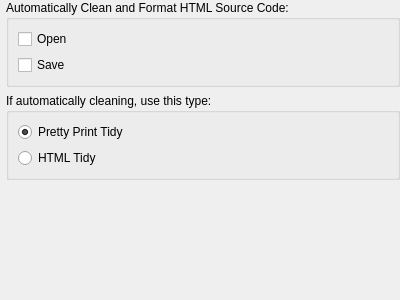
The window that src/Sigil/Form_Files/PCleanSourceWidget.ui (Sigil-Ebook/Sigil) describes before a commit, drawn with Qt 5.
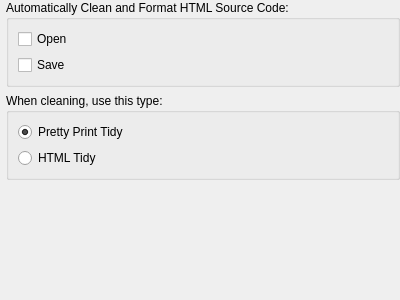
The same window after the commit.

Commit message: Tweak wording of Clean prompts.

```diff
--- a/src/Sigil/Form_Files/PCleanSourceWidget.ui
+++ b/src/Sigil/Form_Files/PCleanSourceWidget.ui
@@ -66,7 +66,7 @@
       <string>Choose what type of automatic cleaning and formatting should be done.</string>
      </property>
      <property name="title">
-      <string>If automatically cleaning, use this type:</string>
+      <string>When cleaning, use this type:</string>
      </property>
      <layout class="QVBoxLayout" name="verticalLayout2">
       <item>
```
Left out of the diff: 4 changed lines with no effect on the pictures. The commit also changes 2 other files.
